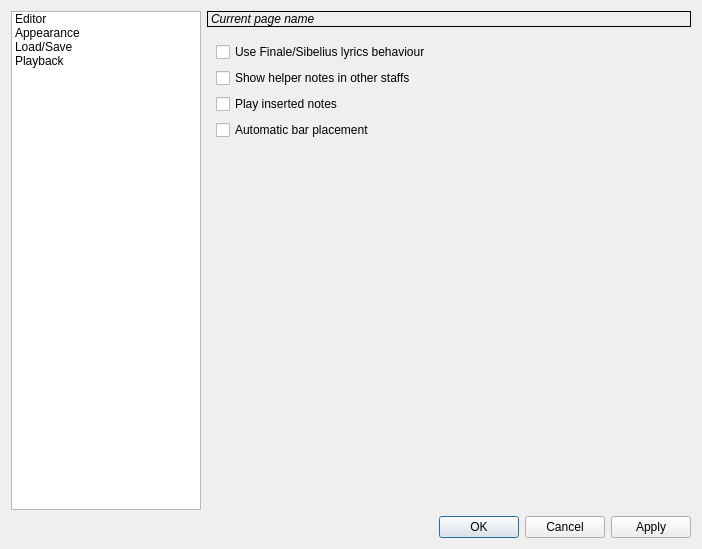
This is trunk/src/ui/settingsdialog.ui in canorusmusic/canorus as Qt 5 draws it before an edit. The edited form follows.
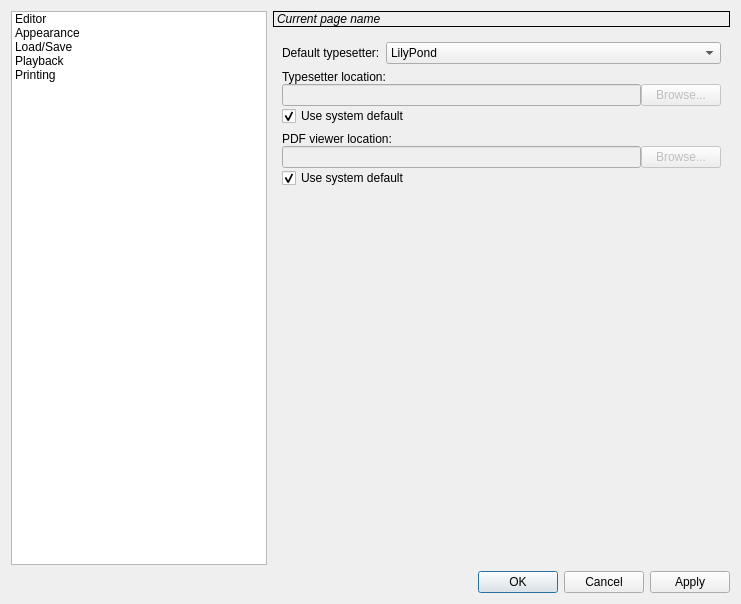
This is the edited form. The open tabs and pages were chosen to show the change. Icons and pictures are not drawn. Custom widgets are drawn as their Qt base class.

Commit message: Added typesetter and PDF viewer options to settings dialog.

Patch:
```diff
--- a/trunk/src/ui/settingsdialog.ui
+++ b/trunk/src/ui/settingsdialog.ui
@@ -5,8 +5,8 @@
    <rect>
     <x>0</x>
     <y>0</y>
-    <width>702</width>
-    <height>549</height>
+    <width>741</width>
+    <height>604</height>
    </rect>
   </property>
   <property name="windowTitle" >
@@ -24,17 +24,11 @@
      <item>
       <widget class="QListWidget" name="uiSettingsList" >
        <property name="sizePolicy" >
-        <sizepolicy vsizetype="Expanding" hsizetype="Maximum" >
+        <sizepolicy vsizetype="Expanding" hsizetype="Minimum" >
          <horstretch>0</horstretch>
          <verstretch>0</verstretch>
         </sizepolicy>
        </property>
-       <property name="maximumSize" >
-        <size>
-         <width>190</width>
-         <height>16777215</height>
-        </size>
-       </property>
        <property name="iconSize" >
         <size>
          <width>50</width>
@@ -95,6 +89,15 @@
           <normaloff>images/settings/midisetup.svg</normaloff>images/settings/midisetup.svg</iconset>
         </property>
        </item>
+       <item>
+        <property name="text" >
+         <string>Printing</string>
+        </property>
+        <property name="icon" >
+         <iconset>
+          <normaloff>images/settings/printingsettings.svg</normaloff>images/settings/printingsettings.svg</iconset>
+        </property>
+       </item>
       </widget>
      </item>
      <item>
@@ -194,41 +197,11 @@
           </layout>
          </widget>
          <widget class="QWidget" name="appearanceSettings" >
-          <widget class="QLabel" name="uiPreviewLabel" >
-           <property name="geometry" >
-            <rect>
-             <x>10</x>
-             <y>310</y>
-             <width>84</width>
-             <height>24</height>
-            </rect>
-           </property>
-           <property name="text" >
-            <string>Preview:</string>
-           </property>
-          </widget>
-          <widget class="CAScoreViewPort" native="1" name="uiPreviewScoreViewPort" >
-           <property name="geometry" >
-            <rect>
-             <x>10</x>
-             <y>330</y>
-             <width>640</width>
-             <height>480</height>
-            </rect>
-           </property>
-          </widget>
-          <widget class="QWidget" name="layoutWidget" >
-           <property name="geometry" >
-            <rect>
-             <x>10</x>
-             <y>10</y>
-             <width>481</width>
-             <height>290</height>
-            </rect>
-           </property>
+          <layout class="QVBoxLayout" name="verticalLayout_3" >
+           <item>
            <layout class="QVBoxLayout" >
             <property name="spacing" >
-             <number>6</number>
+              <number>0</number>
             </property>
             <property name="margin" >
              <number>0</number>
@@ -563,21 +536,31 @@
              </layout>
             </item>
            </layout>
-          </widget>
+           </item>
+           <item>
+            <widget class="QLabel" name="uiPreviewLabel" >
+             <property name="sizePolicy" >
+              <sizepolicy vsizetype="Maximum" hsizetype="Preferred" >
+               <horstretch>0</horstretch>
+               <verstretch>0</verstretch>
+              </sizepolicy>
+             </property>
+             <property name="text" >
+              <string>Preview:</string>
+             </property>
+            </widget>
+           </item>
+           <item>
+            <widget class="CAScoreViewPort" native="1" name="uiPreviewScoreViewPort" />
+           </item>
+          </layout>
          </widget>
          <widget class="QWidget" name="loadSaveSettings" >
-          <widget class="QWidget" name="layoutWidget" >
-           <property name="geometry" >
-            <rect>
-             <x>10</x>
-             <y>10</y>
-             <width>481</width>
-             <height>68</height>
-            </rect>
-           </property>
+          <layout class="QVBoxLayout" name="verticalLayout_4" >
+           <item>
            <layout class="QVBoxLayout" >
             <property name="spacing" >
-             <number>6</number>
+              <number>0</number>
             </property>
             <property name="margin" >
              <number>0</number>
@@ -630,19 +613,11 @@
              </layout>
             </item>
            </layout>
-          </widget>
-          <widget class="QWidget" name="layoutWidget" >
-           <property name="geometry" >
-            <rect>
-             <x>10</x>
-             <y>90</y>
-             <width>481</width>
-             <height>61</height>
-            </rect>
-           </property>
+           </item>
+           <item>
            <layout class="QVBoxLayout" >
             <property name="spacing" >
-             <number>6</number>
+              <number>0</number>
             </property>
             <property name="margin" >
              <number>0</number>
@@ -665,16 +640,8 @@
              </widget>
             </item>
            </layout>
-          </widget>
-          <widget class="QWidget" name="layoutWidget" >
-           <property name="geometry" >
-            <rect>
-             <x>10</x>
-             <y>160</y>
-             <width>481</width>
-             <height>33</height>
-            </rect>
-           </property>
+           </item>
+           <item>
            <layout class="QHBoxLayout" >
             <property name="spacing" >
              <number>6</number>
@@ -722,25 +689,24 @@
              </spacer>
             </item>
            </layout>
-          </widget>
+           </item>
+           <item>
+            <spacer name="verticalSpacer_2" >
+             <property name="orientation" >
+              <enum>Qt::Vertical</enum>
+             </property>
+             <property name="sizeHint" stdset="0" >
+              <size>
+               <width>20</width>
+               <height>40</height>
+              </size>
+             </property>
+            </spacer>
+           </item>
+          </layout>
          </widget>
          <widget class="QWidget" name="midiSettings" >
-          <widget class="QWidget" name="layoutWidget" >
-           <property name="geometry" >
-            <rect>
-             <x>10</x>
-             <y>10</y>
-             <width>481</width>
-             <height>431</height>
-            </rect>
-           </property>
-           <layout class="QHBoxLayout" >
-            <property name="spacing" >
-             <number>6</number>
-            </property>
-            <property name="margin" >
-             <number>0</number>
-            </property>
+          <layout class="QHBoxLayout" name="horizontalLayout" >
             <item>
              <layout class="QVBoxLayout" >
               <property name="spacing" >
@@ -790,6 +756,142 @@
             </item>
            </layout>
           </widget>
+         <widget class="QWidget" name="printingSettings" >
+          <layout class="QVBoxLayout" name="verticalLayout_7" >
+           <item>
+            <layout class="QHBoxLayout" name="horizontalLayout_2" >
+             <item>
+              <widget class="QLabel" name="uiTypesetterLabel" >
+               <property name="sizePolicy" >
+                <sizepolicy vsizetype="Preferred" hsizetype="Maximum" >
+                 <horstretch>0</horstretch>
+                 <verstretch>0</verstretch>
+                </sizepolicy>
+               </property>
+               <property name="text" >
+                <string>Default typesetter:</string>
+               </property>
+              </widget>
+             </item>
+             <item>
+              <widget class="QComboBox" name="uiTypesetter" >
+               <item>
+                <property name="text" >
+                 <string>LilyPond</string>
+                </property>
+                <property name="icon" >
+                 <iconset>
+                  <normaloff>images/general/lilypond.svg</normaloff>images/general/lilypond.svg</iconset>
+                </property>
+               </item>
+              </widget>
+             </item>
+            </layout>
+           </item>
+           <item>
+            <layout class="QVBoxLayout" name="verticalLayout_5" >
+             <property name="spacing" >
+              <number>0</number>
+             </property>
+             <item>
+              <widget class="QLabel" name="uiTypesetterLocationLabel" >
+               <property name="text" >
+                <string>Typesetter location:</string>
+               </property>
+              </widget>
+             </item>
+             <item>
+              <layout class="QHBoxLayout" name="horizontalLayout_3" >
+               <item>
+                <widget class="QLineEdit" name="uiTypesetterLocation" >
+                 <property name="enabled" >
+                  <bool>false</bool>
+                 </property>
+                </widget>
+               </item>
+               <item>
+                <widget class="QPushButton" name="uiTypesetterBrowse" >
+                 <property name="enabled" >
+                  <bool>false</bool>
+                 </property>
+                 <property name="text" >
+                  <string>Browse...</string>
+                 </property>
+                </widget>
+               </item>
+              </layout>
+             </item>
+             <item>
+              <widget class="QCheckBox" name="uiTypesetterDefault" >
+               <property name="text" >
+                <string>Use system default</string>
+               </property>
+               <property name="checked" >
+                <bool>true</bool>
+               </property>
+              </widget>
+             </item>
+            </layout>
+           </item>
+           <item>
+            <layout class="QVBoxLayout" name="verticalLayout_6" >
+             <property name="spacing" >
+              <number>0</number>
+             </property>
+             <item>
+              <widget class="QLabel" name="uiPdfViewerLocationLabel" >
+               <property name="text" >
+                <string>PDF viewer location:</string>
+               </property>
+              </widget>
+             </item>
+             <item>
+              <layout class="QHBoxLayout" name="horizontalLayout_4" >
+               <item>
+                <widget class="QLineEdit" name="uiPdfViewerLocation" >
+                 <property name="enabled" >
+                  <bool>false</bool>
+                 </property>
+                </widget>
+               </item>
+               <item>
+                <widget class="QPushButton" name="uiPdfViewerBrowse" >
+                 <property name="enabled" >
+                  <bool>false</bool>
+                 </property>
+                 <property name="text" >
+                  <string>Browse...</string>
+                 </property>
+                </widget>
+               </item>
+              </layout>
+             </item>
+             <item>
+              <widget class="QCheckBox" name="uiPdfViewerDefault" >
+               <property name="text" >
+                <string>Use system default</string>
+               </property>
+               <property name="checked" >
+                <bool>true</bool>
+               </property>
+              </widget>
+             </item>
+            </layout>
+           </item>
+           <item>
+            <spacer name="verticalSpacer_3" >
+             <property name="orientation" >
+              <enum>Qt::Vertical</enum>
+             </property>
+             <property name="sizeHint" stdset="0" >
+              <size>
+               <width>20</width>
+               <height>40</height>
+              </size>
+             </property>
+            </spacer>
+           </item>
+          </layout>
          </widget>
         </widget>
        </item>
```
Lines whose indentation alone changed are shown as unchanged. The commit also changes 15 other files.
